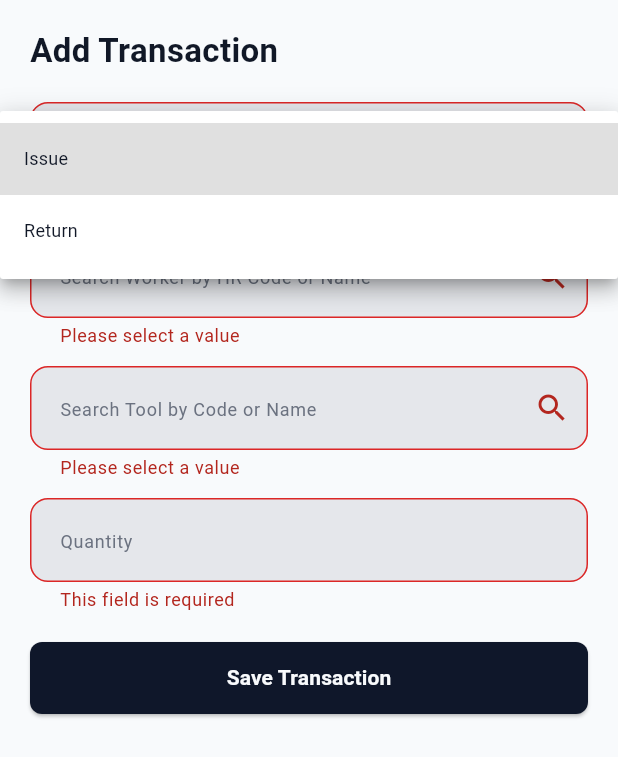
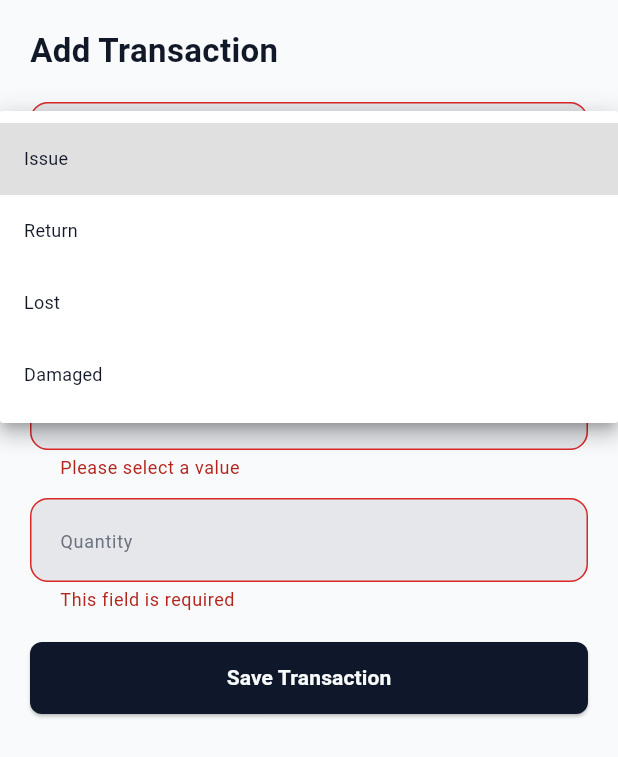
Before and after one commit to KingNarmar/mina_system, a Flutter app: the AddTransactionForm widget shown alone on an empty page, opened directly, after a tap on "Save Transaction", after a tap on "Transaction Type", on a phone screen of 412 x 824 dp. Shown: the top 757 px of the screen. Run offline on Flutter 3.47's test engine with Material 3 defaults, Android fonts, the phone set to English and light mode, and no system bars; our stand-ins replace device_preview, flutter_bloc, gap, go_router.

Commit message:
Add lost and damaged transaction types

```diff
--- a/lib/features/dashboard/presentation/widgets/dashboard_stats_grid.dart
+++ b/lib/features/dashboard/presentation/widgets/dashboard_stats_grid.dart
@@ -33,7 +33,7 @@ class DashboardStatsGrid extends StatelessWidget {
         ) +
         tools.fold<int>(0, (total, tool) => total + tool.activeCustodyCount);
 
-    final returnedToday = transactionsCubit.getReturnedTodayCount();
+    final closedToday = transactionsCubit.getClosedTodayCount();
 
     return GridView.count(
       crossAxisCount: crossAxisCount,
@@ -62,8 +62,8 @@ class DashboardStatsGrid extends StatelessWidget {
           iconColor: AppColors.error,
         ),
         DashboardStatCard(
-          title: 'Returned Today',
-          value: returnedToday.toString(),
+          title: 'Closed Today',
+          value: closedToday.toString(),
           icon: Icons.check_circle_outline,
           iconColor: AppColors.accent,
         ),
--- a/lib/features/transactions/data/models/transaction_model.dart
+++ b/lib/features/transactions/data/models/transaction_model.dart
@@ -1,7 +1,4 @@
-enum TransactionType {
-  issue,
-  returnTool,
-}
+enum TransactionType { issue, returnTool, lost, damaged }
 
 class TransactionModel {
   const TransactionModel({
@@ -28,6 +25,10 @@ class TransactionModel {
 
   bool get isIssue => type == TransactionType.issue;
   bool get isReturn => type == TransactionType.returnTool;
+  bool get isLost => type == TransactionType.lost;
+  bool get isDamaged => type == TransactionType.damaged;
+
+  bool get isClosingTransaction => !isIssue;
 
   TransactionModel copyWith({
     String? transactionCode,
--- a/lib/features/transactions/presentation/cubit/transactions_state.dart
+++ b/lib/features/transactions/presentation/cubit/transactions_state.dart
@@ -4,6 +4,8 @@ enum TransactionTypeFilter {
   all,
   issue,
   returnTool,
+  lost,
+  damaged,
 }
 
 class TransactionsState {
--- a/lib/features/transactions/presentation/functions/transaction_form_validators.dart
+++ b/lib/features/transactions/presentation/functions/transaction_form_validators.dart
@@ -45,7 +45,7 @@ String? validateTransactionQuantity(
   }
 
   if (maxReturnQuantity != null && quantity > maxReturnQuantity) {
-    return 'Return quantity cannot exceed current balance';
+    return 'Quantity cannot exceed current balance';
   }
 
   return null;
--- /dev/null
+++ b/lib/features/transactions/presentation/functions/transaction_type_helpers.dart
@@ -0,0 +1,68 @@
+import 'package:flutter/material.dart';
+import 'package:mina_system/core/theme/app_colors.dart';
+import 'package:mina_system/features/transactions/data/models/transaction_model.dart';
+
+const List<String> transactionTypeLabels = [
+  'Issue',
+  'Return',
+  'Lost',
+  'Damaged',
+];
+
+String getTransactionTypeLabel(TransactionType type) {
+  switch (type) {
+    case TransactionType.issue:
+      return 'Issue';
+    case TransactionType.returnTool:
+      return 'Return';
+    case TransactionType.lost:
+      return 'Lost';
+    case TransactionType.damaged:
+      return 'Damaged';
+  }
+}
+
+TransactionType getTransactionTypeFromLabel(String label) {
+  switch (label.trim().toLowerCase()) {
+    case 'issue':
+      return TransactionType.issue;
+    case 'return':
+      return TransactionType.returnTool;
+    case 'lost':
+      return TransactionType.lost;
+    case 'damaged':
+      return TransactionType.damaged;
+    default:
+      return TransactionType.issue;
+  }
+}
+
+bool isClosingTransactionType(TransactionType type) {
+  return type != TransactionType.issue;
+}
+
+Color getTransactionTypeColor(TransactionType type) {
+  switch (type) {
+    case TransactionType.issue:
+      return AppColors.error;
+    case TransactionType.returnTool:
+      return AppColors.accent;
+    case TransactionType.lost:
+      return AppColors.error;
+    case TransactionType.damaged:
+      return AppColors.error;
+  }
+}
+
+IconData getTransactionTypeIcon(TransactionType type) {
+  switch (type) {
+    case TransactionType.issue:
+      return Icons.north_east_outlined;
+    case TransactionType.returnTool:
+      return Icons.south_west_outlined;
+    case TransactionType.lost:
+      return Icons.report_problem_outlined;
+    case TransactionType.damaged:
+      return Icons.construction_outlined;
+  }
+}
--- a/lib/features/transactions/presentation/widgets/form/add_transaction_form.dart
+++ b/lib/features/transactions/presentation/widgets/form/add_transaction_form.dart
@@ -11,6 +11,7 @@ import 'package:mina_system/features/transactions/data/models/transaction_model.
 import 'package:mina_system/features/transactions/presentation/cubit/transactions_cubit.dart';
 import 'package:mina_system/features/transactions/presentation/functions/transaction_form_helpers.dart';
 import 'package:mina_system/features/transactions/presentation/functions/transaction_form_validators.dart';
+import 'package:mina_system/features/transactions/presentation/functions/transaction_type_helpers.dart';
 import 'package:mina_system/features/workers/data/models/worker_model.dart';
 import 'package:mina_system/features/workers/presentation/cubit/workers_cubit.dart';
 
@@ -61,7 +62,7 @@ class _AddTransactionFormState extends State<AddTransactionForm> {
               CustomDropdownFormField(
                 hint: 'Transaction Type',
                 value: _selectedType,
-                items: const ['Issue', 'Return'],
+                items: transactionTypeLabels,
                 validator: validateRequiredTransactionDropdown,
                 onChanged: (value) {
                   setState(() {
@@ -135,7 +136,13 @@ class _AddTransactionFormState extends State<AddTransactionForm> {
   }
 
   double? _getMaxReturnQuantity(BuildContext context) {
-    if (_selectedType != 'Return') {
+    if (_selectedType == null) {
+      return null;
+    }
+
+    final selectedTransactionType = getTransactionTypeFromLabel(_selectedType!);
+
+    if (!isClosingTransactionType(selectedTransactionType)) {
       return null;
     }
 
@@ -164,9 +171,7 @@ class _AddTransactionFormState extends State<AddTransactionForm> {
       transactionCode: context
           .read<TransactionsCubit>()
           .generateNextTransactionCode(),
-      type: _selectedType == 'Issue'
-          ? TransactionType.issue
-          : TransactionType.returnTool,
+      type: getTransactionTypeFromLabel(_selectedType!),
       workerHrCode: selectedWorker.hrCode,
       workerName: selectedWorker.name,
       toolCode: selectedTool.toolCode,
--- a/lib/features/transactions/presentation/widgets/table/transactions_table_row.dart
+++ b/lib/features/transactions/presentation/widgets/table/transactions_table_row.dart
@@ -4,6 +4,7 @@ import 'package:mina_system/core/theme/app_text_styles.dart';
 import 'package:mina_system/features/transactions/data/models/transaction_model.dart';
 import 'package:mina_system/features/transactions/presentation/functions/format_transaction_date.dart';
 import 'package:mina_system/features/transactions/presentation/widgets/table/transactions_table_cell.dart';
+import 'package:mina_system/features/transactions/presentation/functions/transaction_type_helpers.dart';
 
 class TransactionsTableRow extends StatelessWidget {
   const TransactionsTableRow({super.key, required this.transaction});
@@ -12,8 +13,8 @@ class TransactionsTableRow extends StatelessWidget {
 
   @override
   Widget build(BuildContext context) {
-    final typeLabel = transaction.isIssue ? 'Issue' : 'Return';
-    final typeColor = transaction.isIssue ? AppColors.error : AppColors.accent;
+  final typeLabel = getTransactionTypeLabel(transaction.type);
+final typeColor = getTransactionTypeColor(transaction.type);
 
     return Column(
       children: [
--- a/lib/features/transactions/presentation/widgets/transaction_type_filter_chips.dart
+++ b/lib/features/transactions/presentation/widgets/transaction_type_filter_chips.dart
@@ -48,6 +48,10 @@ class TransactionTypeFilterChips extends StatelessWidget {
         return 'Issue';
       case TransactionTypeFilter.returnTool:
         return 'Return';
+      case TransactionTypeFilter.lost:
+        return 'Lost';
+      case TransactionTypeFilter.damaged:
+        return 'Damaged';
     }
   }
 }
```
Also changed, not shown: lib/features/dashboard/presentation/widgets/recent_transactions_card.dart (+4 -6 lines), lib/features/transactions/presentation/cubit/transactions_cubit.dart (+31 -4 lines), lib/features/transactions/presentation/widgets/card/transaction_card.dart (+4 -8 lines).
